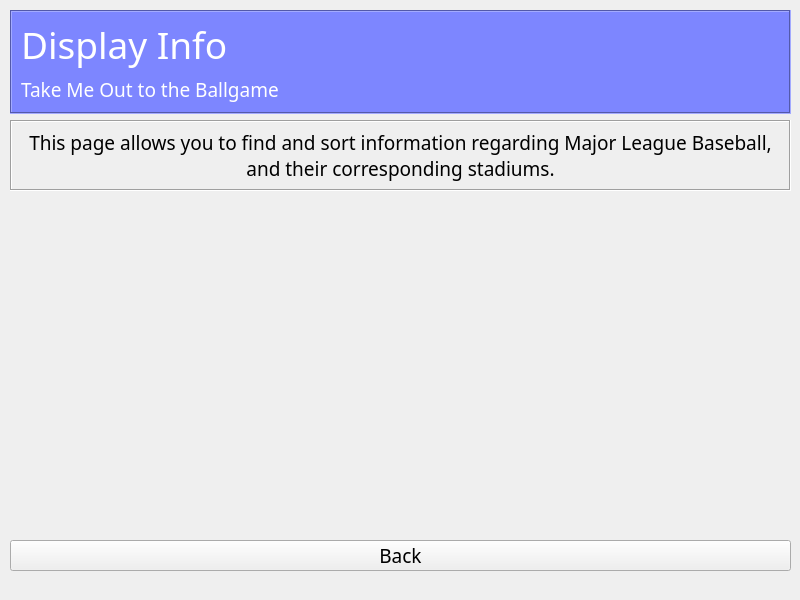
Before: the Qt Designer form mainwindow.ui in RSpeckles/Baseball, drawn with Qt 5.
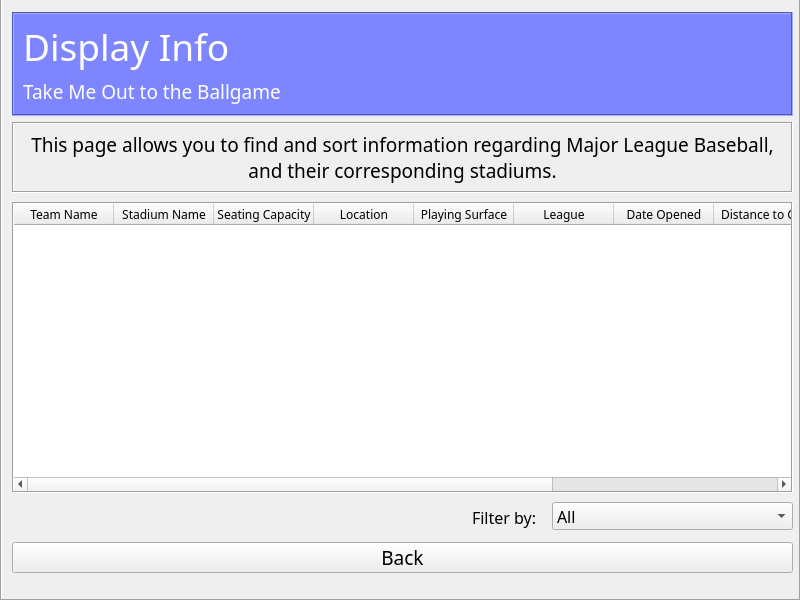
After: the same form once the commit is applied. The open tabs and pages were chosen to show the change.

Commit message: added ui table and set up functions to have csv to ui

What changed in the file:
```diff
--- a/mainwindow.ui
+++ b/mainwindow.ui
@@ -23,6 +23,12 @@
       <height>621</height>
      </rect>
     </property>
+    <property name="frameShape">
+     <enum>QFrame::Box</enum>
+    </property>
+    <property name="frameShadow">
+     <enum>QFrame::Sunken</enum>
+    </property>
     <widget class="QWidget" name="home">
      <widget class="QFrame" name="buttonsHome">
       <property name="geometry">
@@ -447,6 +453,143 @@
        <number>10</number>
       </property>
      </widget>
+     <widget class="QTableWidget" name="tableDisplay">
+      <property name="geometry">
+       <rect>
+        <x>10</x>
+        <y>220</y>
+        <width>781</width>
+        <height>291</height>
+       </rect>
+      </property>
+      <property name="font">
+       <font>
+        <family>Bahnschrift Light</family>
+        <pointsize>9</pointsize>
+       </font>
+      </property>
+      <property name="frameShape">
+       <enum>QFrame::Box</enum>
+      </property>
+      <property name="columnCount">
+       <number>10</number>
+      </property>
+      <column>
+       <property name="text">
+        <string>Team Name</string>
+       </property>
+      </column>
+      <column>
+       <property name="text">
+        <string>Stadium Name</string>
+       </property>
+      </column>
+      <column>
+       <property name="text">
+        <string>Seating Capacity</string>
+       </property>
+      </column>
+      <column>
+       <property name="text">
+        <string>Location</string>
+       </property>
+      </column>
+      <column>
+       <property name="text">
+        <string>Playing Surface</string>
+       </property>
+      </column>
+      <column>
+       <property name="text">
+        <string>League</string>
+       </property>
+      </column>
+      <column>
+       <property name="text">
+        <string>Date Opened</string>
+       </property>
+      </column>
+      <column>
+       <property name="text">
+        <string>Distance to C.F.</string>
+       </property>
+      </column>
+      <column>
+       <property name="text">
+        <string>Ballpark Typology</string>
+       </property>
+      </column>
+      <column>
+       <property name="text">
+        <string>Roof Type</string>
+       </property>
+      </column>
+     </widget>
+     <widget class="QComboBox" name="comboBox">
+      <property name="geometry">
+       <rect>
+        <x>550</x>
+        <y>520</y>
+        <width>241</width>
+        <height>28</height>
+       </rect>
+      </property>
+      <property name="font">
+       <font>
+        <family>Bahnschrift</family>
+        <pointsize>12</pointsize>
+       </font>
+      </property>
+      <item>
+       <property name="text">
+        <string>All</string>
+       </property>
+      </item>
+      <item>
+       <property name="text">
+        <string>Major League</string>
+       </property>
+      </item>
+      <item>
+       <property name="text">
+        <string>American League</string>
+       </property>
+      </item>
+      <item>
+       <property name="text">
+        <string>National League</string>
+       </property>
+      </item>
+      <item>
+       <property name="text">
+        <string>Open Roof</string>
+       </property>
+      </item>
+      <item>
+       <property name="text">
+        <string>Closed Roof</string>
+       </property>
+      </item>
+     </widget>
+     <widget class="QLabel" name="labelFilterBy">
+      <property name="geometry">
+       <rect>
+        <x>470</x>
+        <y>520</y>
+        <width>81</width>
+        <height>31</height>
+       </rect>
+      </property>
+      <property name="font">
+       <font>
+        <family>Bahnschrift Light</family>
+        <pointsize>12</pointsize>
+       </font>
+      </property>
+      <property name="text">
+       <string>Filter by:</string>
+      </property>
+     </widget>
     </widget>
     <widget class="QWidget" name="plan">
      <widget class="QLabel" name="descPlan">
```
The commit also changes 3 other files.
